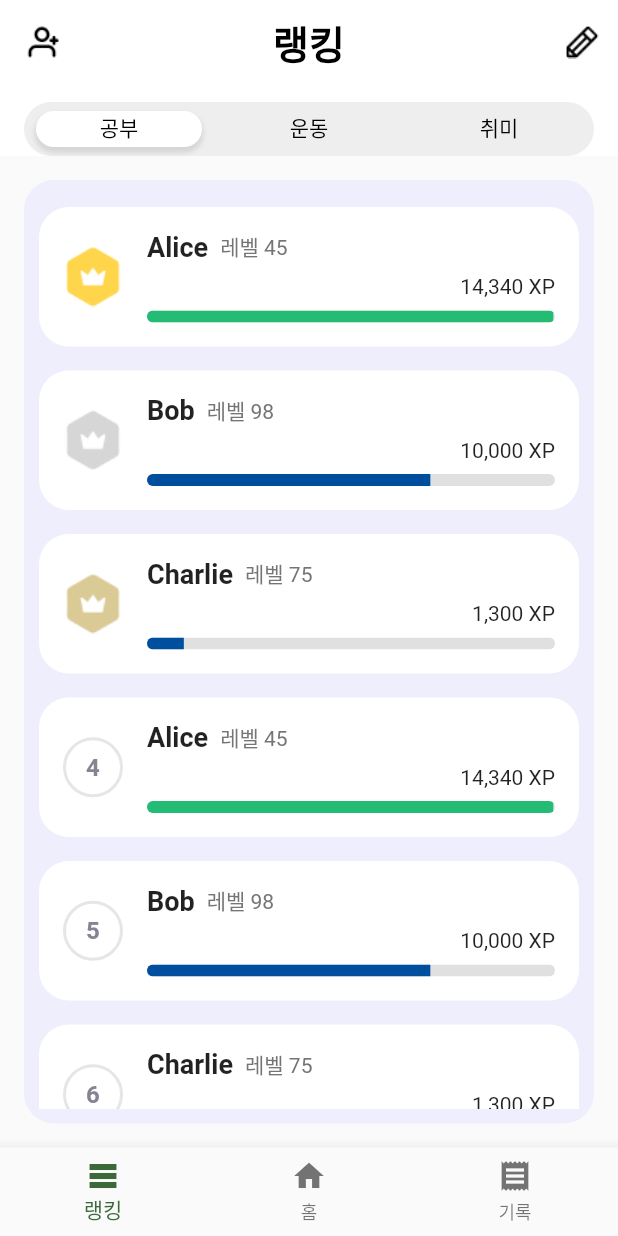
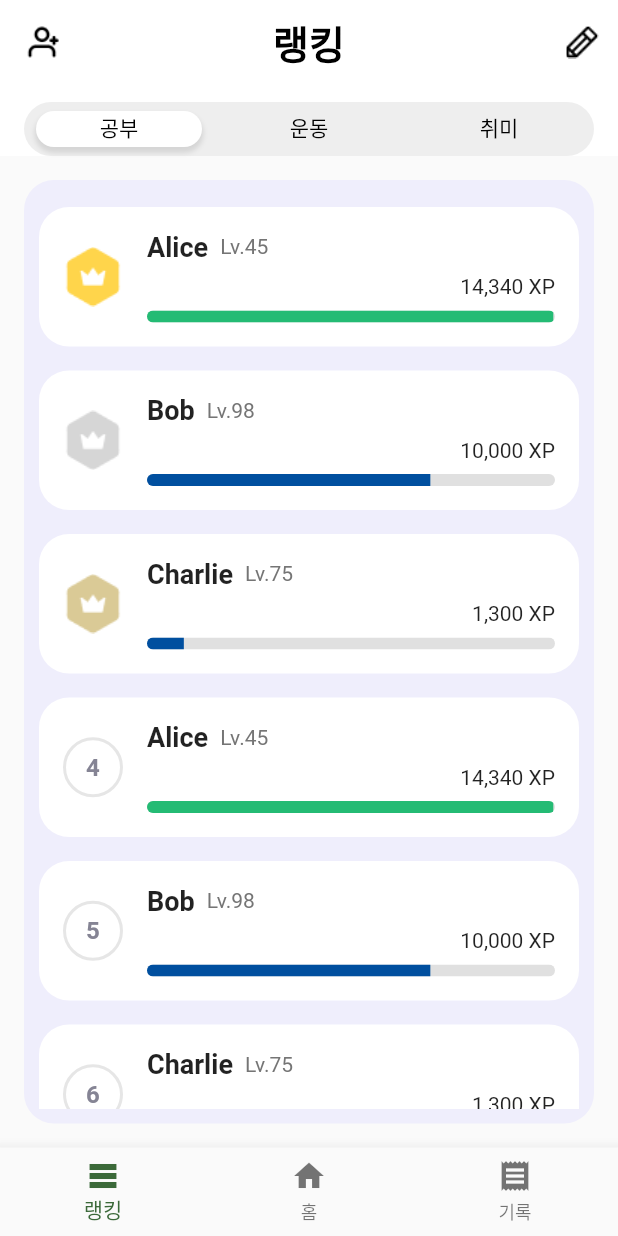
Before and after one commit to cokothon8/front-end, a Flutter app: the screen it shows after launch, on a phone screen of 412 x 824 dp. Run offline on Flutter 3.47's test engine with Material 3 defaults, Android fonts, the light colour scheme and no system bars.

Commit message:
[design] 레벨 텍스트 바꿈

```diff
--- a/lib/rank.dart
+++ b/lib/rank.dart
@@ -253,7 +253,7 @@ class RankingItem extends StatelessWidget {
                     ),
                     SizedBox(width: 8.0),
                     Text(
-                      '레벨 $level',
+                      'Lv.$level',
                       style: TextStyle(
                         fontSize: 14,
                         color: Colors.grey[600],
```
